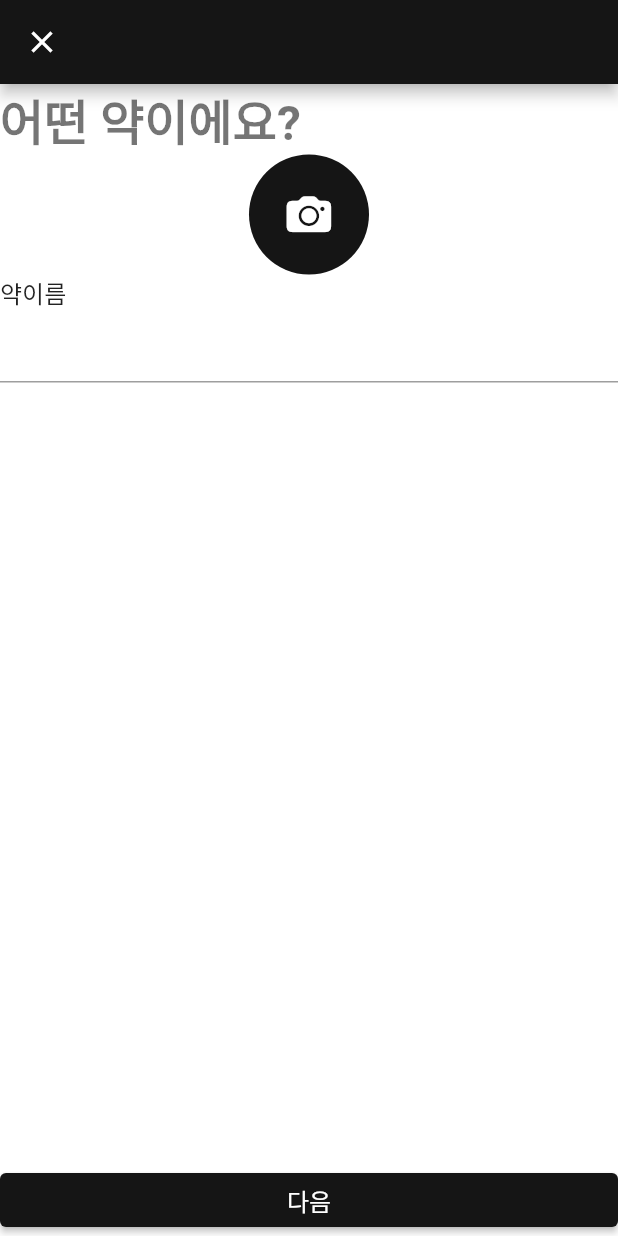
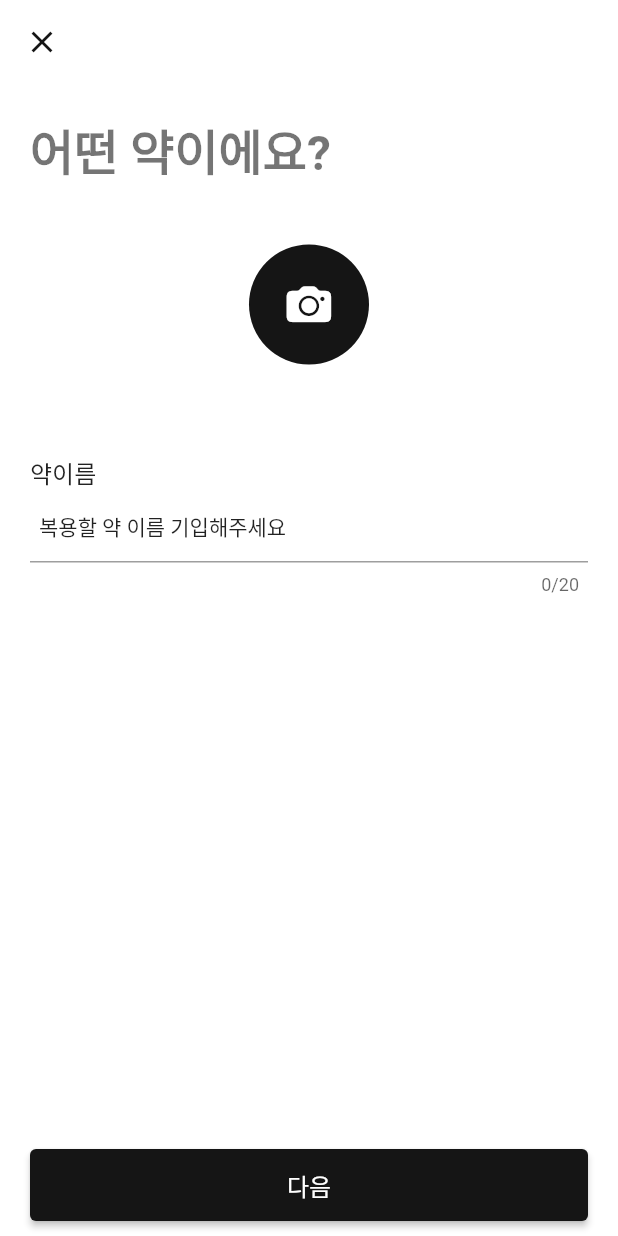
Before and after one commit to RektPunk/letsflutter, a Flutter app: the AddMedicinePage screen opened directly, on a phone screen of 412 x 824 dp. Run offline on Flutter 3.47's test engine with Material 2 defaults, Android fonts, the phone set to English and light mode, and no system bars; Roboto replaces fonts that are missing (GmarketSansTTF).

Commit message:
feat - add style

```diff
--- /dev/null
+++ b/lib/components/letsflutter_constant.dart
@@ -0,0 +1,29 @@
+import 'package:flutter/material.dart';
+
+///10
+const double smallSpace = 10.0;
+
+///20
+const double regularSpace = 20.0;
+
+///40
+const double largeSpace = 40.0;
+
+///48
+const double submitButtonHeight = 48.0;
+
+///`all`
+///20
+const EdgeInsetsGeometry pagePadding = EdgeInsets.all(20);
+
+///`symmetric`
+///horizontal: 6
+const EdgeInsetsGeometry textFieldContentPadding = EdgeInsets.symmetric(horizontal: 6);
+
+///`symmetric`
+///horizontal: 20
+///vertical: 10
+const EdgeInsetsGeometry submitButtonBoxPadding = EdgeInsets.symmetric(
+  horizontal: 20,
+  vertical: 10,
+);
--- a/lib/components/letsflutter_themes.dart
+++ b/lib/components/letsflutter_themes.dart
@@ -8,6 +8,7 @@ class LetsFlutterThemes {
     brightness: Brightness.light,
     textTheme: _textTheme,
     scaffoldBackgroundColor: Colors.white,
+    appBarTheme: _appBarTheme,
     visualDensity: VisualDensity.adaptivePlatformDensity,
   );
 
@@ -17,6 +18,14 @@ class LetsFlutterThemes {
     brightness: Brightness.dark,
     textTheme: _textTheme,
     visualDensity: VisualDensity.adaptivePlatformDensity,
+  );
+
+  static const AppBarTheme _appBarTheme = AppBarTheme(
+    backgroundColor: Colors.white,
+    iconTheme: IconThemeData(
+      color: LetsFlutterColors.primaryColor,
+    ),
+    elevation: 0,
   );
 
   static const TextTheme _textTheme = TextTheme(
--- a/lib/pages/add_medicine/add_medicine_page.dart
+++ b/lib/pages/add_medicine/add_medicine_page.dart
@@ -1,8 +1,22 @@
 import 'package:flutter/cupertino.dart';
 import 'package:flutter/material.dart';
+import 'package:letsflutter/components/letsflutter_constant.dart';
 
-class AddMedicinePage extends StatelessWidget {
+class AddMedicinePage extends StatefulWidget {
   const AddMedicinePage({Key? key}) : super(key: key);
+
+  @override
+  State<AddMedicinePage> createState() => _AddMedicinePageState();
+}
+
+class _AddMedicinePageState extends State<AddMedicinePage> {
+  final _nameController = TextEditingController();
+
+  @override
+  void dispose() {
+    _nameController.dispose();
+    super.dispose();
+  }
 
   @override
   Widget build(BuildContext context) {
@@ -14,6 +28,8 @@ class AddMedicinePage extends StatelessWidget {
         onTap:() {
           FocusScope.of(context).unfocus();
         },
+        child: Padding(
+          padding: pagePadding,
           child: Column(
             crossAxisAlignment: CrossAxisAlignment.start,
             children: [
@@ -21,6 +37,7 @@ class AddMedicinePage extends StatelessWidget {
                 '어떤 약이에요?',
                 style: Theme.of(context).textTheme.headline4,
               ),
+              const SizedBox(height: largeSpace),
               Center(
                 child: CircleAvatar(
                   radius: 40,
@@ -33,15 +50,32 @@ class AddMedicinePage extends StatelessWidget {
                   )
                 ),
               ),
+              const SizedBox(height: largeSpace + regularSpace),
               Text(
                 '약이름',
                 style: Theme.of(context).textTheme.subtitle1,
               ),
-            TextFormField(),
+              TextFormField(
+                controller: _nameController,
+                maxLength: 20,
+                keyboardType: TextInputType.text,
+                textInputAction: TextInputAction.done,
+                style: Theme.of(context).textTheme.bodyText1,
+                decoration: InputDecoration(
+                  hintText: '복용할 약 이름 기입해주세요',
+                  hintStyle: Theme.of(context).textTheme.bodyText2,
+                  contentPadding: textFieldContentPadding,
+                ),
+              )
             ],
           ),
         ),
+      ),
       bottomNavigationBar: SafeArea(
+        child: Padding(
+          padding: submitButtonBoxPadding,
+          child: SizedBox(
+            height: submitButtonHeight,
             child: ElevatedButton(
               onPressed: () {},
               style: ElevatedButton.styleFrom(
@@ -50,6 +84,8 @@ class AddMedicinePage extends StatelessWidget {
               child: Text('다음'),
             ),
           ),
+        ),
+      ),
     );
   }
 }
```
Lines whose indentation alone changed are shown as unchanged.
